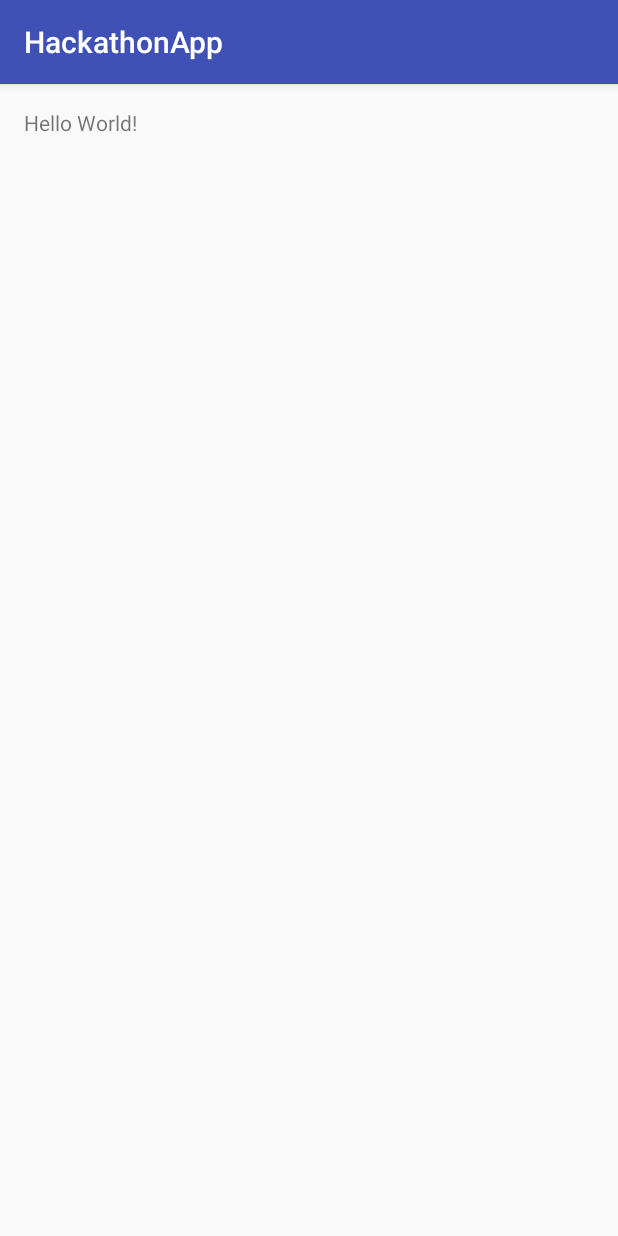
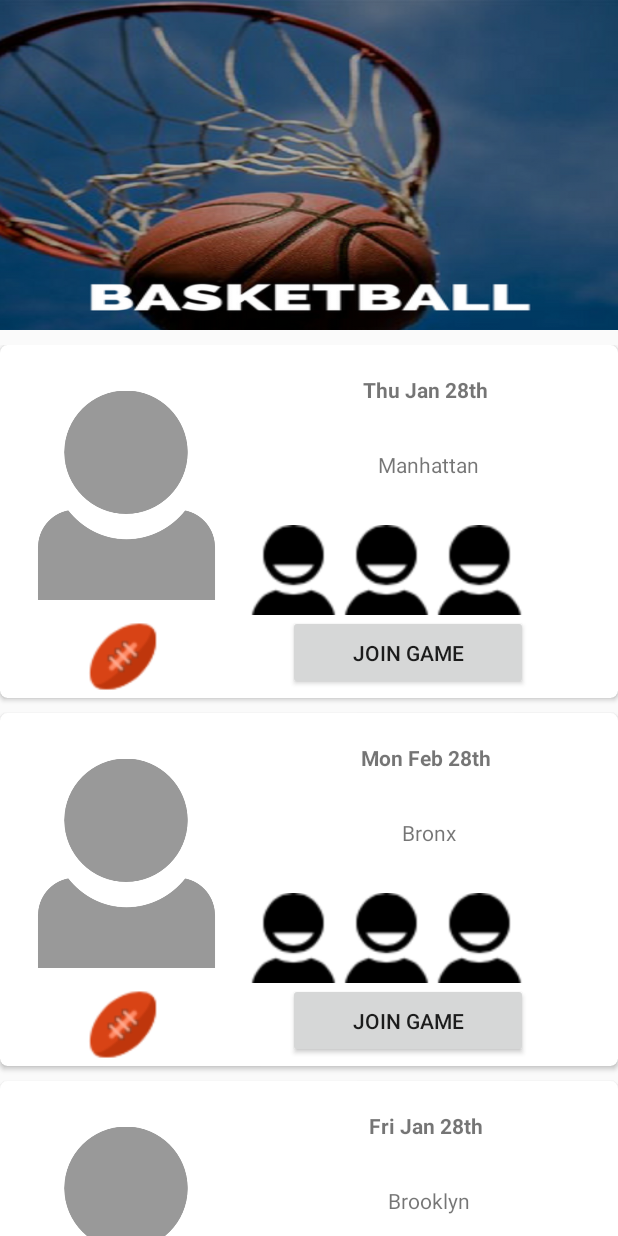
Before and after one commit to Maximus027/HackathonApp, an Android app: the screen it shows after launch (HomeActivity), on a phone screen of 412 x 824 dp. Run offline under Robolectric (Android 15) with nearby library versions, the phone set to English and light mode, and no system bars.

Commit message:
sports view holder and recyclerview

```diff
--- /dev/null
+++ b/app/src/main/java/nyc/c4q/maxrosado/hackathonapp/Adapters/BasketballAdapter.java
@@ -0,0 +1,78 @@
+package nyc.c4q.maxrosado.hackathonapp.Adapters;
+
+import android.support.v7.widget.RecyclerView;
+import android.view.LayoutInflater;
+import android.view.View;
+import android.view.ViewGroup;
+import android.widget.Button;
+import android.widget.ImageView;
+import android.widget.TextView;
+
+import nyc.c4q.maxrosado.hackathonapp.R;
+
+/**
+ * Created by queenabergen on 2/18/17.
+ */
+
+public class BasketballAdapter extends RecyclerView.Adapter<BasketballAdapter.MyViewHolder> {
+
+    String[] bouroughNames = {"Manhattan", "Bronx", "Brooklyn", "Queens", "Staten Island",
+            "Manhattan", "Bronx", "Brooklyn", "Queens", "Staten Island"};
+    String[] dates = {"Thu Jan 28th ", "Mon Feb 28th ", "Fri Jan 28th ", "Wed Jan 28th "};
+    int[] sportsCons = {R.drawable.basketballicon, R.drawable.basketballicon, R.drawable.basketballicon,
+            R.drawable.basketballicon, R.drawable.basketballicon};
+    int[] peopleIcons = {R.drawable.usericon, R.drawable.usericon, R.drawable.usericon, R.drawable.usericon,
+            R.drawable.usericon, R.drawable.usericon, R.drawable.usericon, R.drawable.usericon,
+            R.drawable.usericon, R.drawable.usericon, R.drawable.usericon};
+    private ImageView userImage;
+    private ImageView sportsIcon;
+    private ImageView oneperson;
+    private ImageView twoperson;
+    private ImageView threeperson;
+    private ImageView fourperson;
+    private ImageView additionalTeam;
+    private TextView cityNames;
+    private TextView dateOfGame;
+    private Button button;
+
+
+    public class MyViewHolder extends RecyclerView.ViewHolder {
+
+        public MyViewHolder(View itemView) {
+            super(itemView);
+            userImage = (ImageView) itemView.findViewById(R.id.userImage);
+            sportsIcon = (ImageView) itemView.findViewById(R.id.sportsIcon);
+            oneperson = (ImageView) itemView.findViewById(R.id.onePerson);
+            twoperson = (ImageView) itemView.findViewById(R.id.twoPerson);
+            threeperson = (ImageView) itemView.findViewById(R.id.threePerson);
+            fourperson = (ImageView) itemView.findViewById(R.id.fourPerson);
+            additionalTeam = (ImageView) itemView.findViewById(R.id.fourPerson);
+            cityNames = (TextView) itemView.findViewById(R.id.bouroughOfGame);
+            dateOfGame = (TextView) itemView.findViewById(R.id.dateOfGame);
+            button = (Button) itemView.findViewById(R.id.joingameBTN);
+
+        }
+    }
+
+    @Override
+    public BasketballAdapter.MyViewHolder onCreateViewHolder(ViewGroup parent, int viewType) {
+        View itemView = LayoutInflater.from(parent.getContext()).inflate(R.layout.sportsholder, parent, false);
+        return new MyViewHolder(itemView);
+    }
+
+    @Override
+    public void onBindViewHolder(BasketballAdapter.MyViewHolder holder, int position) {
+        sportsIcon.setImageResource(sportsCons[position]);
+        oneperson.setImageResource(peopleIcons[position]);
+        twoperson.setImageResource(peopleIcons[position]);
+        threeperson.setImageResource(peopleIcons[position]);
+        cityNames.setText(bouroughNames[position]);
+        dateOfGame.setText(dates[position]);
+    }
+
+    @Override
+    public int getItemCount() {
+        return bouroughNames.length;
+    }
+
+}
--- a/app/src/main/java/nyc/c4q/maxrosado/hackathonapp/HomeActivity.java
+++ b/app/src/main/java/nyc/c4q/maxrosado/hackathonapp/HomeActivity.java
@@ -2,12 +2,26 @@ package nyc.c4q.maxrosado.hackathonapp;
 
 import android.support.v7.app.AppCompatActivity;
 import android.os.Bundle;
+import android.support.v7.widget.LinearLayoutManager;
+import android.support.v7.widget.RecyclerView;
+
+import nyc.c4q.maxrosado.hackathonapp.Adapters.BasketballAdapter;
 
 public class HomeActivity extends AppCompatActivity {
+    private RecyclerView recyclerView;
+    private LinearLayoutManager linearLayoutManager;
+    BasketballAdapter basketballAdapter;
 
     @Override
     protected void onCreate(Bundle savedInstanceState) {
         super.onCreate(savedInstanceState);
-        setContentView(R.layout.activity_home);
+        setContentView(R.layout.sportslandingpage);
+
+        recyclerView = (RecyclerView) findViewById(R.id.sportsRecView);
+        linearLayoutManager = new LinearLayoutManager(getApplicationContext(), LinearLayoutManager.VERTICAL, false);
+        basketballAdapter = new BasketballAdapter();
+        recyclerView.setLayoutManager(linearLayoutManager);
+        recyclerView.setAdapter(basketballAdapter);
+
     }
 }
--- /dev/null
+++ b/app/src/main/res/drawable/navibuttonbackground.xml
@@ -0,0 +1,17 @@
+<?xml version="1.0" encoding="utf-8"?>
+<shape xmlns:android="http://schemas.android.com/apk/res/android"
+    android:shape="rectangle">
+    <corners android:radius="0dp" />
+    <solid android:color="#FFFFFF" />
+    <padding
+        android:bottom="0dp"
+        android:left="10dp"
+        android:right="0dp"
+        android:top="0dp" />
+    <size
+        android:width="290dp"
+        android:height="60dp" />
+    <stroke
+        android:width="3dp"
+        android:color="@color/black" />
+</shape>
--- /dev/null
+++ b/app/src/main/res/layout/landingpage.xml
@@ -0,0 +1,46 @@
+<?xml version="1.0" encoding="utf-8"?>
+<RelativeLayout xmlns:android="http://schemas.android.com/apk/res/android"
+    android:layout_width="match_parent"
+    android:layout_height="match_parent"
+    android:orientation="vertical">
+
+    <ImageView
+        android:id="@+id/landingPageImage"
+        android:layout_width="match_parent"
+        android:layout_height="match_parent"
+        android:scaleType="fitXY"
+        android:src="@drawable/landingpage" />
+
+    <android.support.v7.widget.CardView
+        android:id="@+id/landingPageCardView"
+        android:layout_width="250dp"
+        android:layout_height="50dp"
+        android:layout_alignBottom="@+id/landingPageImage"
+        android:layout_centerHorizontal="true"
+        android:layout_marginBottom="180dp">
+
+        <ImageView
+            android:id="@+id/logInBtn"
+            android:layout_width="match_parent"
+            android:layout_height="match_parent" />
+    </android.support.v7.widget.CardView>
+
+    <android.support.v7.widget.CardView
+        android:id="@+id/landingSecondCard"
+        android:layout_width="250dp"
+        android:layout_height="50dp"
+        android:layout_marginTop="400dp"
+        android:layout_centerHorizontal="true">
+
+        <ImageView
+            android:id="@+id/SignUpBTN"
+            android:layout_width="match_parent"
+            android:layout_height="match_parent" />
+
+    </android.support.v7.widget.CardView>
+
+    <TextView
+        android:id="@+id/PrivcySettings"
+        android:layout_width="match_parent"
+        android:layout_height="wrap_content" />
+</RelativeLayout>
--- /dev/null
+++ b/app/src/main/res/layout/sportsholder.xml
@@ -0,0 +1,95 @@
+<?xml version="1.0" encoding="utf-8"?>
+<android.support.v7.widget.CardView xmlns:android="http://schemas.android.com/apk/res/android"
+    xmlns:app="http://schemas.android.com/apk/res-auto"
+    android:id="@+id/sportsCardView"
+    android:layout_width="match_parent"
+    android:layout_height="235dp"
+    android:layout_marginBottom="10dp"
+    android:orientation="vertical"
+    app:cardCornerRadius="5dp">
+
+    <RelativeLayout
+        android:id="@+id/sportsLayout"
+        android:layout_width="match_parent"
+        android:layout_height="match_parent"
+        android:layout_marginLeft="2dp"
+        android:orientation="horizontal">
+
+        <ImageView
+            android:id="@+id/userImage"
+            android:layout_width="150dp"
+            android:layout_height="160dp"
+            android:layout_marginLeft="7dp"
+            android:layout_marginTop="20dp"
+            android:src="@drawable/placeholderimage" />
+
+        <ImageView
+            android:id="@+id/sportsIcon"
+            android:layout_width="60dp"
+            android:layout_height="match_parent"
+            android:layout_below="@id/userImage"
+            android:layout_marginLeft="50dp" />
+
+        <TextView
+            android:id="@+id/dateOfGame"
+            android:layout_width="match_parent"
+            android:layout_height="50dp"
+            android:layout_marginTop="20dp"
+            android:layout_toRightOf="@+id/userImage"
+            android:gravity="center_horizontal"
+            android:textStyle="bold" />
+
+        <TextView
+            android:id="@+id/bouroughOfGame"
+            android:layout_width="match_parent"
+            android:layout_height="50dp"
+            android:layout_below="@+id/dateOfGame"
+            android:layout_toRightOf="@+id/userImage"
+            android:gravity="center_horizontal" />
+
+        <LinearLayout
+            android:id="@+id/personIconLayout"
+            android:layout_width="match_parent"
+            android:layout_height="60dp"
+            android:layout_below="@id/bouroughOfGame"
+            android:layout_marginLeft="5dp"
+            android:layout_toRightOf="@id/userImage"
+            android:orientation="horizontal">
+
+            <ImageView
+                android:id="@+id/onePerson"
+                android:layout_width="match_parent"
+                android:layout_height="match_parent"
+                android:layout_weight="1" />
+
+            <ImageView
+                android:id="@+id/twoPerson"
+                android:layout_width="match_parent"
+                android:layout_height="match_parent"
+                android:layout_weight="1" />
+
+            <ImageView
+                android:id="@+id/threePerson"
+                android:layout_width="match_parent"
+                android:layout_height="match_parent"
+                android:layout_weight="1" />
+
+            <ImageView
+                android:id="@+id/fourPerson"
+                android:layout_width="match_parent"
+                android:layout_height="match_parent"
+                android:layout_weight="1" />
+
+        </LinearLayout>
+
+        <Button
+            android:id="@+id/joingameBTN"
+            android:layout_width="160dp"
+            android:layout_height="50dp"
+            android:layout_below="@id/personIconLayout"
+            android:layout_marginLeft="80dp"
+            android:layout_toRightOf="@id/sportsIcon"
+            android:text="JOIN GAME" />
+
+    </RelativeLayout>
+</android.support.v7.widget.CardView>
--- /dev/null
+++ b/app/src/main/res/layout/sportslandingpage.xml
@@ -0,0 +1,43 @@
+<android.support.design.widget.CoordinatorLayout xmlns:android="http://schemas.android.com/apk/res/android"
+    xmlns:app="http://schemas.android.com/apk/res-auto"
+    android:id="@+id/landing_Pad"
+    android:layout_width="match_parent"
+    android:layout_height="match_parent">
+
+
+    <android.support.design.widget.AppBarLayout
+        android:id="@+id/app_bar_layout"
+        android:layout_width="match_parent"
+        android:layout_height="wrap_content">
+
+        <android.support.design.widget.CollapsingToolbarLayout
+            android:id="@+id/collapsing_toolbar"
+            android:layout_width="match_parent"
+            android:layout_height="match_parent"
+            app:contentScrim="@color/black"
+            app:layout_scrollFlags="scroll|exitUntilCollapsed"
+            app:scrimAnimationDuration="550">
+
+            <ImageView
+                android:id="@+id/logoBanner"
+                android:layout_width="match_parent"
+                android:layout_height="220dp"
+                android:scaleType="fitXY"
+                android:src="@drawable/basketball"
+                app:layout_collapseMode="pin"
+                app:layout_collapseParallaxMultiplier="0.7" />
+
+
+        </android.support.design.widget.CollapsingToolbarLayout>
+
+    </android.support.design.widget.AppBarLayout>
+
+    <android.support.v7.widget.RecyclerView
+        android:id="@+id/sportsRecView"
+        android:layout_width="match_parent"
+        android:layout_height="600dp"
+        android:layout_marginTop="10dp"
+        app:layout_behavior="@string/appbar_scrolling_view_behavior">
+
+    </android.support.v7.widget.RecyclerView>
+</android.support.design.widget.CoordinatorLayout>
--- a/app/src/main/res/values/colors.xml
+++ b/app/src/main/res/values/colors.xml
@@ -3,4 +3,5 @@
     <color name="colorPrimary">#3F51B5</color>
     <color name="colorPrimaryDark">#303F9F</color>
     <color name="colorAccent">#FF4081</color>
+    <color name="black">#000</color>
 </resources>
--- a/app/src/main/res/values/styles.xml
+++ b/app/src/main/res/values/styles.xml
@@ -1,7 +1,7 @@
 <resources>
 
     <!-- Base application theme. -->
-    <style name="AppTheme" parent="Theme.AppCompat.Light.DarkActionBar">
+    <style name="AppTheme" parent="Theme.AppCompat.Light.NoActionBar">
         <!-- Customize your theme here. -->
         <item name="colorPrimary">@color/colorPrimary</item>
         <item name="colorPrimaryDark">@color/colorPrimaryDark</item>
```
Also changed, not shown: app/build.gradle (+5 -2 lines), app/src/main/res/drawable/basketball.png (added), app/src/main/res/drawable/basketballbanner.png (added), app/src/main/res/drawable/basketballicon.png (added), app/src/main/res/drawable/landingpage.jpg (added), app/src/main/res/drawable/placeholderimage.png (added), app/src/main/res/drawable/usericon.png (added).
